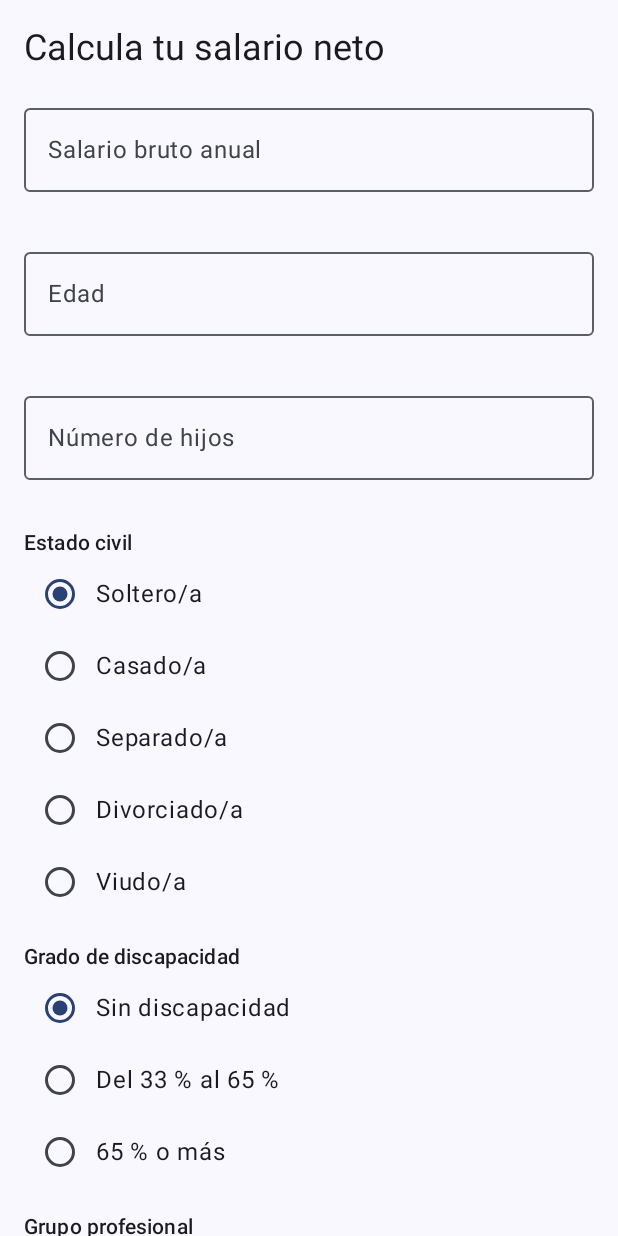
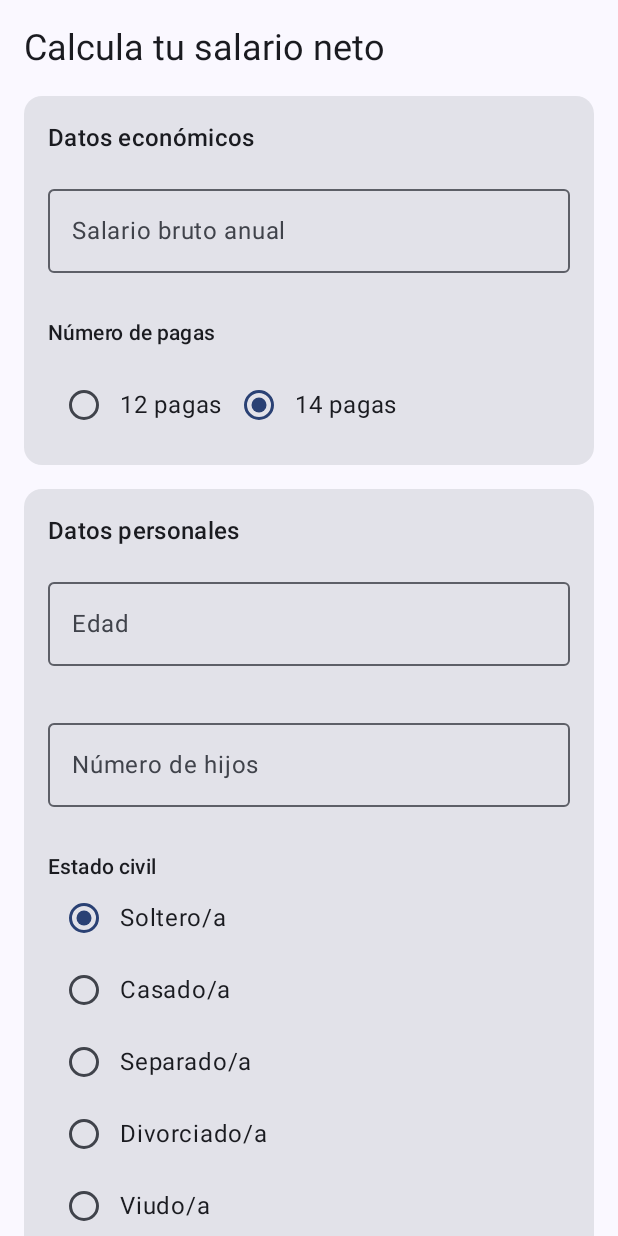
Before and after one commit to eduardodfrances/Actividad1_PMDM, an Android app built with Jetpack Compose: the screen it shows after launch (MainActivity), on a phone screen of 412 x 824 dp. Run offline under Robolectric (Android 15) with nearby library versions, the phone set to English and light mode, and no system bars.

Commit message:
Pantalla de datos terminada

```diff
--- a/app/src/main/java/com/example/actividad1_pmdm_buena/screens/PantallaDatos.kt
+++ b/app/src/main/java/com/example/actividad1_pmdm_buena/screens/PantallaDatos.kt
@@ -9,6 +9,8 @@ import androidx.compose.foundation.layout.padding
 import androidx.compose.foundation.rememberScrollState
 import androidx.compose.foundation.text.KeyboardOptions
 import androidx.compose.foundation.verticalScroll
+import androidx.compose.material3.Button
+import androidx.compose.material3.Card
 import androidx.compose.material3.MaterialTheme
 import androidx.compose.material3.OutlinedTextField
 import androidx.compose.material3.RadioButton
@@ -29,8 +31,7 @@ import com.example.actividad1_pmdm_buena.model.GrupoProfesional
 
 @Composable
 fun PantallaDatos(
-    alCalcular: (DatosUsuario) -> Unit,
-    modifier: Modifier = Modifier
+    alCalcular: (DatosUsuario) -> Unit, modifier: Modifier = Modifier
 ) {
     // Salario
     var textoSalario by rememberSaveable { mutableStateOf("") }
@@ -56,6 +57,8 @@ fun PantallaDatos(
     var grupoProfesional by rememberSaveable { mutableStateOf(GrupoProfesional.ADMINISTRATIVO) }
     var discapacidad by rememberSaveable { mutableStateOf(Discapacidad.NINGUNA) }
 
+    val formularioValido = salarioValido && edadValida && hijosValido
+
     Column(
         modifier = modifier
             .fillMaxSize()
@@ -64,6 +67,14 @@ fun PantallaDatos(
         verticalArrangement = Arrangement.spacedBy(16.dp)
     ) {
         Text("Calcula tu salario neto", style = MaterialTheme.typography.headlineSmall)
+
+        // Tarjeta: datos económicos
+        Card(modifier = Modifier.fillMaxWidth()) {
+            Column(
+                modifier = Modifier.padding(16.dp),
+                verticalArrangement = Arrangement.spacedBy(14.dp)
+            ) {
+                Text("Datos económicos", style = MaterialTheme.typography.titleMedium)
 
                 OutlinedTextField(
                     value = textoSalario,
@@ -76,6 +87,27 @@ fun PantallaDatos(
                     supportingText = { if (errorSalario) Text("Introduce un salario mayor que 0") },
                     modifier = Modifier.fillMaxWidth()
                 )
+
+                Text("Número de pagas", style = MaterialTheme.typography.titleSmall)
+                Row(verticalAlignment = Alignment.CenterVertically) {
+                    RadioButton(
+                        selected = pagas == 12, onClick = { pagas = 12 })
+                    Text("12 pagas")
+
+                    RadioButton(
+                        selected = pagas == 14, onClick = { pagas = 14 })
+                    Text("14 pagas")
+                }
+            }
+        }
+
+        // Tarjeta: datos personales
+        Card(modifier = Modifier.fillMaxWidth()) {
+            Column(
+                modifier = Modifier.padding(16.dp),
+                verticalArrangement = Arrangement.spacedBy(14.dp)
+            ) {
+                Text("Datos personales", style = MaterialTheme.typography.titleMedium)
 
                 OutlinedTextField(
                     value = textoEdad,
@@ -106,36 +138,31 @@ fun PantallaDatos(
                     Row(verticalAlignment = Alignment.CenterVertically) {
                         RadioButton(
                             selected = estadoCivil == EstadoCivil.SOLTERO,
-                    onClick = { estadoCivil = EstadoCivil.SOLTERO }
-                )
+                            onClick = { estadoCivil = EstadoCivil.SOLTERO })
                         Text("Soltero/a")
                     }
                     Row(verticalAlignment = Alignment.CenterVertically) {
                         RadioButton(
                             selected = estadoCivil == EstadoCivil.CASADO,
-                    onClick = { estadoCivil = EstadoCivil.CASADO }
-                )
+                            onClick = { estadoCivil = EstadoCivil.CASADO })
                         Text("Casado/a")
                     }
                     Row(verticalAlignment = Alignment.CenterVertically) {
                         RadioButton(
                             selected = estadoCivil == EstadoCivil.SEPARADO,
-                    onClick = { estadoCivil = EstadoCivil.SEPARADO }
-                )
+                            onClick = { estadoCivil = EstadoCivil.SEPARADO })
                         Text("Separado/a")
                     }
                     Row(verticalAlignment = Alignment.CenterVertically) {
                         RadioButton(
                             selected = estadoCivil == EstadoCivil.DIVORCIADO,
-                    onClick = { estadoCivil = EstadoCivil.DIVORCIADO }
-                )
+                            onClick = { estadoCivil = EstadoCivil.DIVORCIADO })
                         Text("Divorciado/a")
                     }
                     Row(verticalAlignment = Alignment.CenterVertically) {
                         RadioButton(
                             selected = estadoCivil == EstadoCivil.VIUDO,
-                    onClick = { estadoCivil = EstadoCivil.VIUDO }
-                )
+                            onClick = { estadoCivil = EstadoCivil.VIUDO })
                         Text("Viudo/a")
                     }
                 }
@@ -146,22 +173,19 @@ fun PantallaDatos(
                     Row(verticalAlignment = Alignment.CenterVertically) {
                         RadioButton(
                             selected = discapacidad == Discapacidad.NINGUNA,
-                    onClick = { discapacidad = Discapacidad.NINGUNA }
-                )
+                            onClick = { discapacidad = Discapacidad.NINGUNA })
                         Text("Sin discapacidad")
                     }
                     Row(verticalAlignment = Alignment.CenterVertically) {
                         RadioButton(
                             selected = discapacidad == Discapacidad.ENTRE_33_Y_65,
-                    onClick = { discapacidad = Discapacidad.ENTRE_33_Y_65 }
-                )
+                            onClick = { discapacidad = Discapacidad.ENTRE_33_Y_65 })
                         Text("Del 33 % al 65 %")
                     }
                     Row(verticalAlignment = Alignment.CenterVertically) {
                         RadioButton(
                             selected = discapacidad == Discapacidad.MAYOR_65,
-                    onClick = { discapacidad = Discapacidad.MAYOR_65 }
-                )
+                            onClick = { discapacidad = Discapacidad.MAYOR_65 })
                         Text("65 % o más")
                     }
                 }
@@ -172,49 +196,47 @@ fun PantallaDatos(
                     Row(verticalAlignment = Alignment.CenterVertically) {
                         RadioButton(
                             selected = grupoProfesional == GrupoProfesional.DIRECTIVO,
-                    onClick = { grupoProfesional = GrupoProfesional.DIRECTIVO }
-                )
+                            onClick = { grupoProfesional = GrupoProfesional.DIRECTIVO })
                         Text("Directivo")
                     }
                     Row(verticalAlignment = Alignment.CenterVertically) {
                         RadioButton(
                             selected = grupoProfesional == GrupoProfesional.TECNICO,
-                    onClick = { grupoProfesional = GrupoProfesional.TECNICO }
-                )
+                            onClick = { grupoProfesional = GrupoProfesional.TECNICO })
                         Text("Técnico")
                     }
                     Row(verticalAlignment = Alignment.CenterVertically) {
                         RadioButton(
                             selected = grupoProfesional == GrupoProfesional.ADMINISTRATIVO,
-                    onClick = { grupoProfesional = GrupoProfesional.ADMINISTRATIVO }
-                )
+                            onClick = { grupoProfesional = GrupoProfesional.ADMINISTRATIVO })
                         Text("Administrativo")
                     }
                     Row(verticalAlignment = Alignment.CenterVertically) {
                         RadioButton(
                             selected = grupoProfesional == GrupoProfesional.OPERARIO,
-                    onClick = { grupoProfesional = GrupoProfesional.OPERARIO }
-                )
+                            onClick = { grupoProfesional = GrupoProfesional.OPERARIO })
                         Text("Operario")
-            }
-        }
-
-        Column {
-            Text("Número de pagas", style = MaterialTheme.typography.titleSmall)
-            Row(verticalAlignment = Alignment.CenterVertically) {
-                RadioButton(
-                    selected = pagas == 12,
-                    onClick = { pagas =12 }
-                )
-                Text("12 pagas")
-
-                RadioButton(
-                    selected = pagas == 14,
-                    onClick = { pagas =14 }
-                )
-                Text("14 pagas")
-
                     }
                 }
             }
         }
+
+        Button(
+            onClick = {
+                alCalcular(
+                    DatosUsuario(
+                        salarioBruto = salario!!,
+                        pagas = pagas,
+                        edad = edad!!,
+                        grupoProfesional = grupoProfesional,
+                        discapacidad = discapacidad,
+                        estadoCivil = estadoCivil,
+                        hijos = hijos!!
+                    )
+                )
+            }, enabled = formularioValido, modifier = Modifier.fillMaxWidth()
+        ) {
+            Text("Calcular")
+        }
+    }
+}
```
Lines whose indentation alone changed are shown as unchanged.
